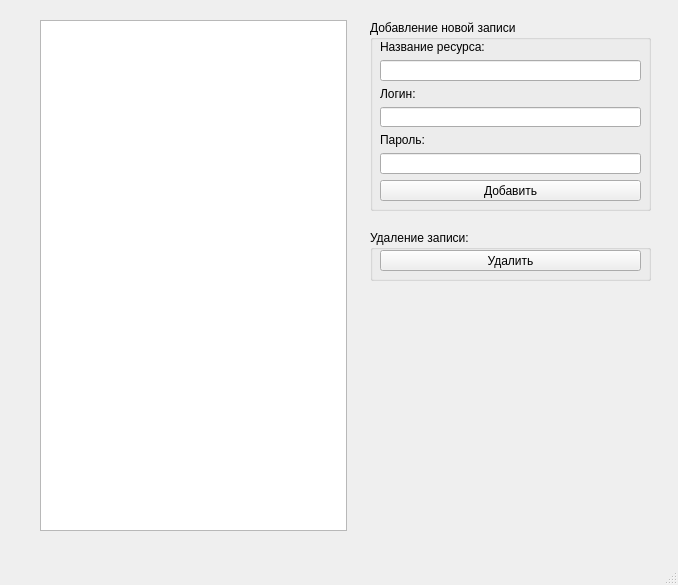
The window that PasswManagerOfHeathyMan/mainwindow.ui (DeZerom/password_manager) describes before a commit, drawn with Qt 5.
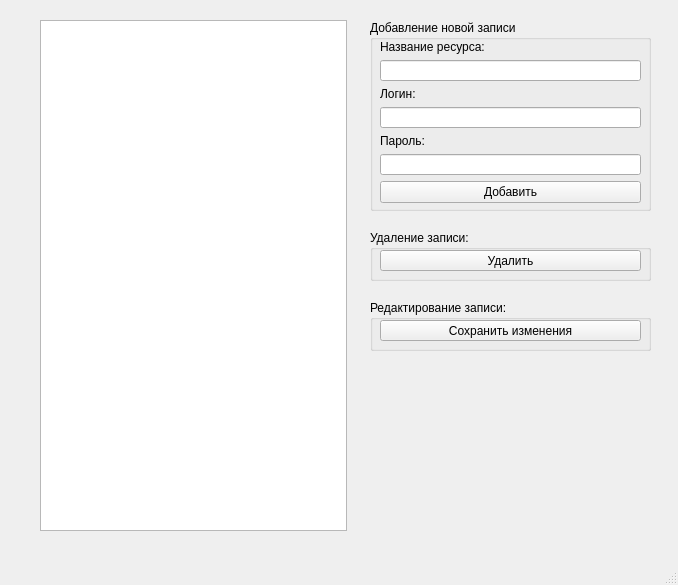
The same window after the commit.

```diff
--- a/PasswManagerOfHeathyMan/mainwindow.ui
+++ b/PasswManagerOfHeathyMan/mainwindow.ui
@@ -45,7 +45,7 @@
        <x>10</x>
        <y>20</y>
        <width>261</width>
-       <height>161</height>
+       <height>164</height>
       </rect>
      </property>
      <layout class="QVBoxLayout" name="verticalLayout">
@@ -119,6 +119,32 @@
      </property>
     </widget>
    </widget>
+   <widget class="QGroupBox" name="groupBox_3">
+    <property name="geometry">
+     <rect>
+      <x>370</x>
+      <y>300</y>
+      <width>281</width>
+      <height>51</height>
+     </rect>
+    </property>
+    <property name="title">
+     <string>Редактирование записи:</string>
+    </property>
+    <widget class="QPushButton" name="saveButton">
+     <property name="geometry">
+      <rect>
+       <x>10</x>
+       <y>20</y>
+       <width>261</width>
+       <height>21</height>
+      </rect>
+     </property>
+     <property name="text">
+      <string>Сохранить изменения</string>
+     </property>
+    </widget>
+   </widget>
   </widget>
   <widget class="QMenuBar" name="menubar">
    <property name="geometry">
```
Left out of the diff: 2 changed lines with no effect on the pictures.
